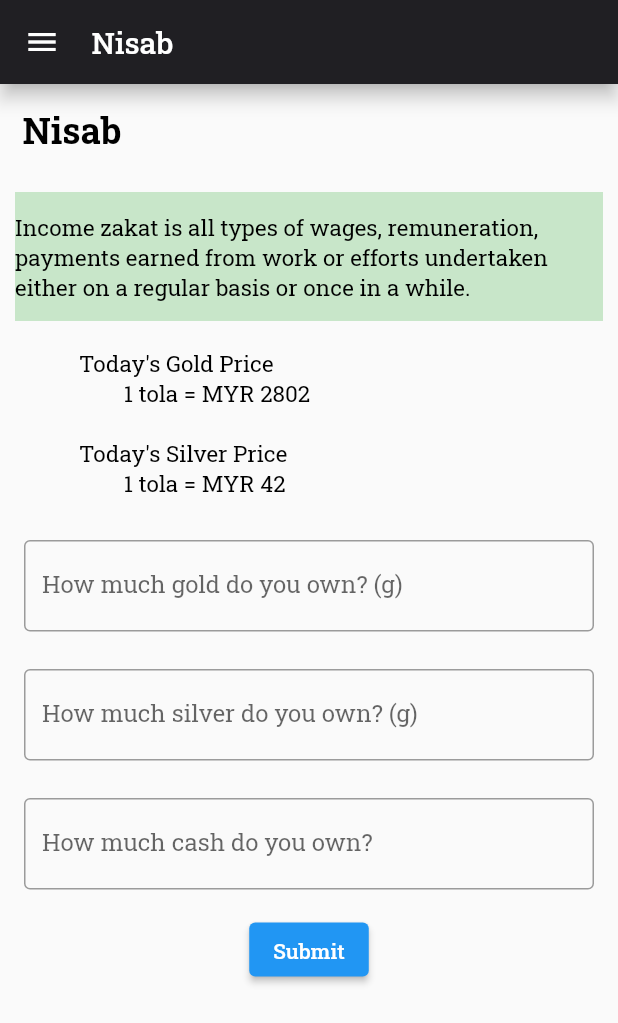
After one commit to kmil31/reCapApp, a Flutter app: the Nisab screen opened directly, on a phone screen of 412 x 824 dp. The commit adds this screen. Shown: the top 1023 px of the screen. Run offline on Flutter 3.47's test engine with Material 2 defaults, Android fonts, the phone set to English and light mode, and no system bars; our stand-ins replace firebase_auth, firebase_core, flutter_spinkit, font_awesome_flutter, google_fonts, google_sign_in; accounts and stored records are empty; network calls fail.

Commit message:
update zakat

```diff
--- /dev/null
+++ b/lib/screens/zakat/nisab.dart
@@ -0,0 +1,58 @@
+import 'package:flutter/material.dart';
+import 'package:recap/sharedwidgets/drawer.dart';
+import 'package:recap/screens/zakat/nisabform.dart';
+
+class Nisab extends StatefulWidget {
+  @override
+  NisabState createState() => NisabState();
+}
+
+class NisabState extends State<Nisab> {
+  @override
+  Widget build(BuildContext context) {
+    return Scaffold(
+        appBar: AppBar(
+          titleSpacing: 5.0,
+          elevation: 5.0,
+          backgroundColor: Color(0xff201F23),
+          title: Text('Nisab'),
+        ),
+        drawer: DrawerMenu(),
+        body: Center(
+            child: ListView(children: <Widget>[
+          Container(
+            alignment: Alignment.topLeft,
+            margin: EdgeInsets.all(15),
+            width: 370,
+            child: Text('Nisab',
+                style: TextStyle(
+                    fontSize: 24,
+                    fontWeight: FontWeight.bold,
+                    color: Colors.black)),
+          ),
+          Container(
+            color: Colors.green[100],
+            margin: EdgeInsets.all(10),
+            alignment: Alignment.center,
+            width: double.infinity,
+            //height: 100,
+            padding: EdgeInsets.symmetric(vertical: 13),
+            child: Text(
+                'Income zakat is all types of wages, remuneration, payments earned from work or efforts undertaken either on a regular basis or once in a while.',
+                style: TextStyle(fontSize: 15, color: Colors.black)),
+          ),
+          Container(
+            margin: EdgeInsets.all(8),
+            alignment: Alignment.topLeft,
+            child: Text('''
+            Today's Gold Price
+                    1 tola = MYR 2802
+
+            Today's Silver Price
+                    1 tola = MYR 42
+                ''', style: TextStyle(fontSize: 15, color: Colors.black)),
+          ),
+          Container(child: NisabForm()),
+        ])));
+  }
+}
--- /dev/null
+++ b/lib/screens/zakat/nisabform.dart
@@ -0,0 +1,78 @@
+import 'package:flutter/material.dart';
+
+class NisabForm extends StatefulWidget {
+  @override
+  _NisabFormState createState() => _NisabFormState();
+}
+
+class _NisabFormState extends State<NisabForm> {
+  final _formKey = GlobalKey<FormState>();
+  var _gold;
+  var _silver;
+  //double _cash;
+
+
+
+  @override
+  Widget build(BuildContext context) {
+    return Form(
+      child: Column(
+        mainAxisAlignment: MainAxisAlignment.center,
+        children: <Widget>[
+          Container(
+            width: 380,
+            child: TextFormField(
+              decoration: const InputDecoration(
+                  border: OutlineInputBorder(),
+                  labelText: 'How much gold do you own? (g) '),
+              validator: (value) {
+                if (value!.isEmpty) {
+                  return 'Please enter a value';
+                }
+                return null;
+              },
+            ),
+          ),
+          Padding(padding: EdgeInsets.only(top: 25.0)),
+          Container(
+              width: 380,
+              child: TextFormField(
+                decoration: const InputDecoration(
+                    border: OutlineInputBorder(),
+                    labelText: 'How much silver do you own? (g) '),
+                validator: (value) {
+                  if (value!.isEmpty) {
+                    return 'Please enter a value';
+                  }
+                  return null;
+                },
+              )),
+          Padding(padding: EdgeInsets.only(top: 25.0)),
+          Container(
+              width: 380,
+              child: TextFormField(
+                decoration: const InputDecoration(
+                    border: OutlineInputBorder(),
+                    labelText: 'How much cash do you own?'),
+                validator: (value) {
+                  if (value!.isEmpty) {
+                    return 'Please enter a value';
+                  }
+                  return null;
+                },
+              )),
+          Padding(
+              padding: const EdgeInsets.symmetric(vertical: 16.0),
+              child: ElevatedButton(
+                onPressed: () {
+                  if (_formKey.currentState!.validate()) {
+                    // Process data.
+                  }
+                },
+                child: const Text('Submit'),
+              )),
+        ],
+      ),
+    );
+  }
+}
--- a/lib/services/authservice.dart
+++ b/lib/services/authservice.dart
@@ -8,7 +8,6 @@ final AuthService authService = AuthService();
 
 class AuthService {
   final FirebaseAuth _auth = FirebaseAuth.instance;
-
 
   Stream<User?> get user {
     return _auth.authStateChanges();
```
Also changed, not shown: lib/screens/zakat/incomezakat.dart (added, +46 -0 lines), lib/screens/zakat/zakatfitr.dart (added, +115 -0 lines), lib/screens/zakat/zakatmain.dart (+17 -4 lines), 6 other files.
